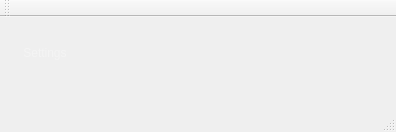
The window that mainwindow.ui (Roker2/ClocksOnWindows) describes before a commit, drawn with Qt 5.
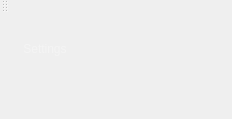
The same window after the commit.

Commit message: Clocks: Change size and delete borders

```diff
--- a/mainwindow.ui
+++ b/mainwindow.ui
@@ -6,13 +6,16 @@
    <rect>
     <x>0</x>
     <y>0</y>
-    <width>396</width>
-    <height>132</height>
+    <width>232</width>
+    <height>119</height>
    </rect>
   </property>
   <property name="windowTitle">
    <string>MainWindow</string>
   </property>
+  <property name="styleSheet">
+   <string notr="true">border: none;</string>
+  </property>
   <widget class="QWidget" name="centralWidget">
    <widget class="QPushButton" name="Button_Open_Settings">
     <property name="geometry">
```
Left out of the diff: 2 changed lines with no effect on the pictures.
